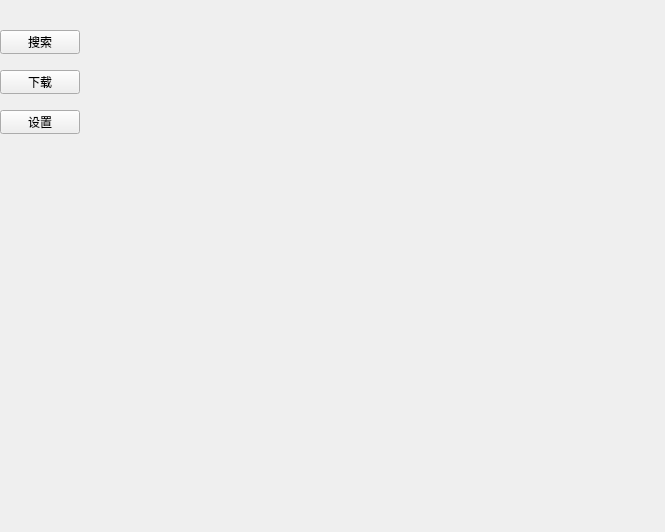
Before: the Qt Designer form src/QTui/ui_file/index.ui in henntaidesu/DLsite_Anime-sharing_download, drawn with Qt 5.
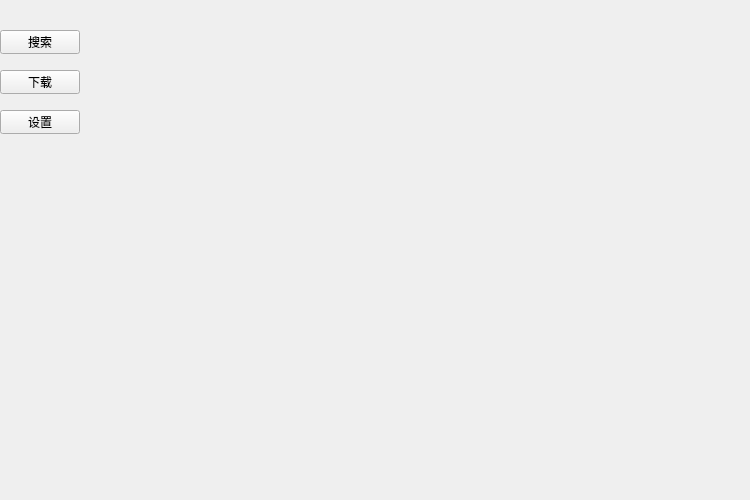
After: the same form once the commit is applied.

Commit message: 添加UI界面

Patch:
```diff
--- a/src/QTui/ui_file/index.ui
+++ b/src/QTui/ui_file/index.ui
@@ -6,8 +6,8 @@
    <rect>
     <x>0</x>
     <y>0</y>
-    <width>665</width>
-    <height>532</height>
+    <width>750</width>
+    <height>500</height>
    </rect>
   </property>
   <property name="windowTitle">
@@ -16,10 +16,10 @@
   <widget class="QWidget" name="verticalLayoutWidget">
    <property name="geometry">
     <rect>
-     <x>100</x>
-     <y>10</y>
-     <width>551</width>
-     <height>511</height>
+     <x>90</x>
+     <y>0</y>
+     <width>661</width>
+     <height>501</height>
     </rect>
    </property>
    <layout class="QVBoxLayout" name="verticalLayout"/>
```
The commit also changes 5 other files.
